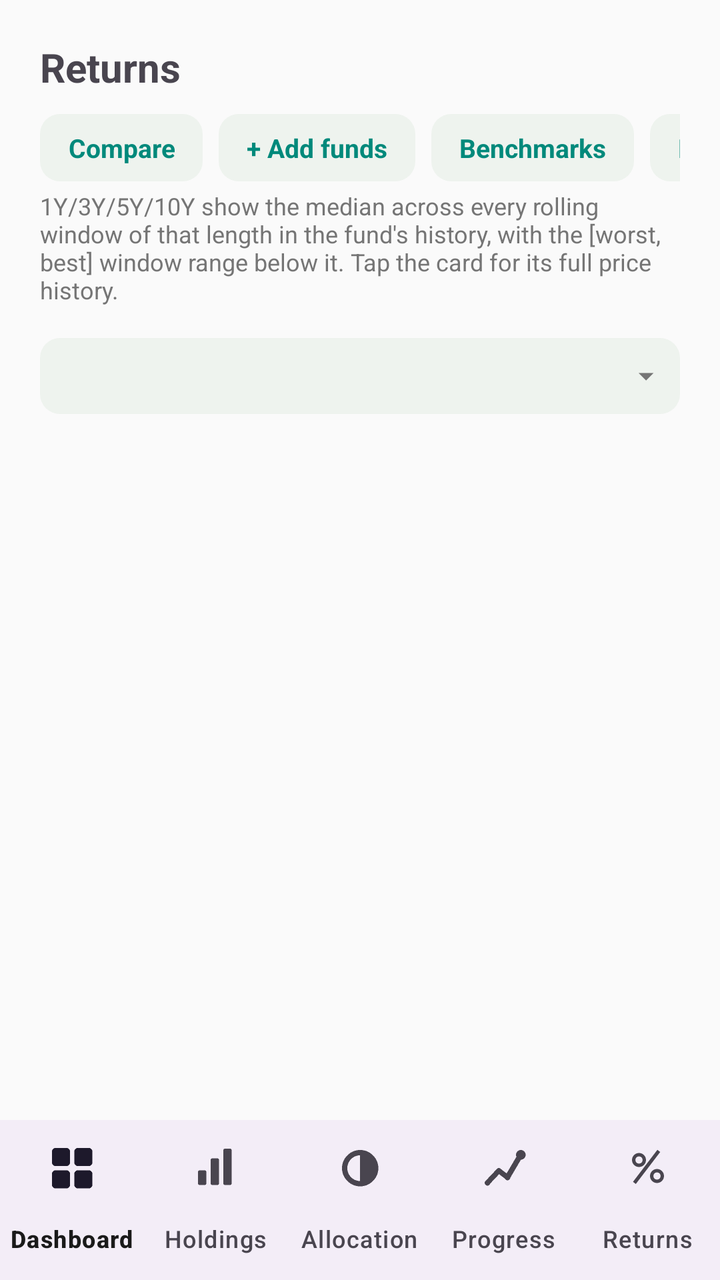
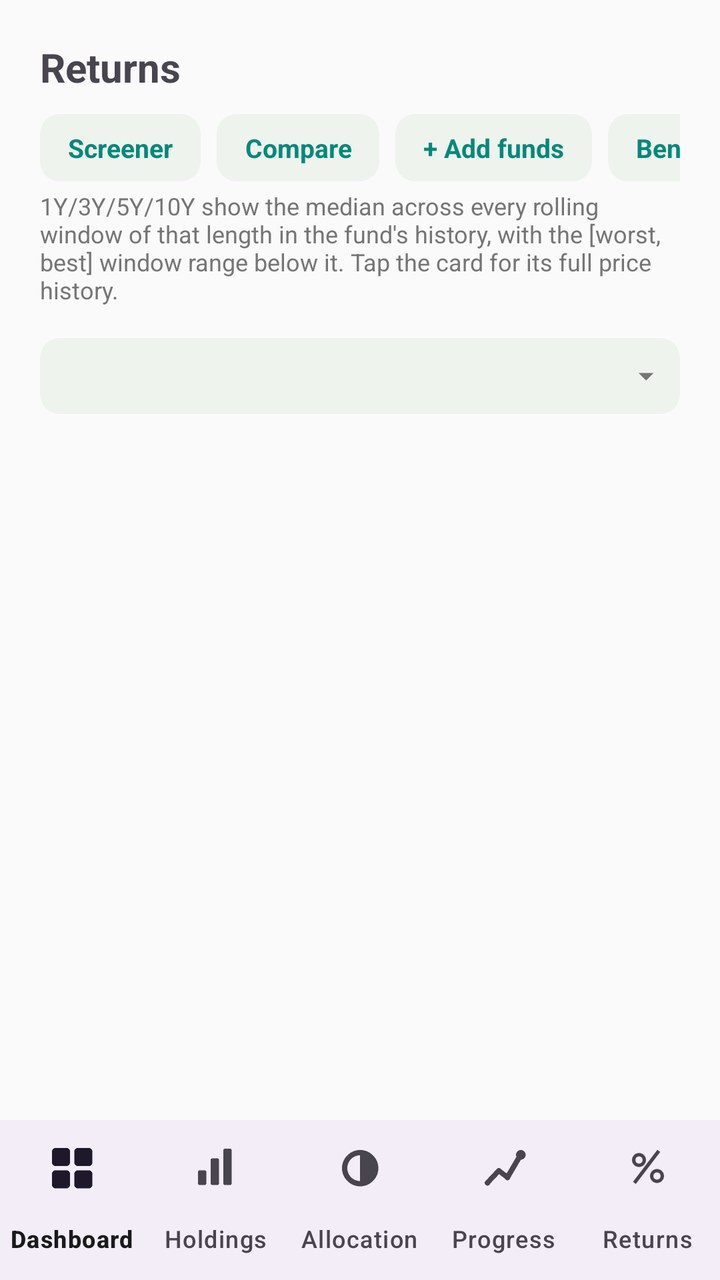

Before-and-after screenshots of an Android layout around one commit, followed by the original layout XML and the change that was made.
<!-- AndroidManifest.xml: application theme Theme.PersonalPortfolio -->
<!-- res/layout/activity_returns.xml -->
<?xml version="1.0" encoding="utf-8"?>
<LinearLayout xmlns:android="http://schemas.android.com/apk/res/android"
    xmlns:app="http://schemas.android.com/apk/res-auto"
    android:layout_width="match_parent"
    android:layout_height="match_parent"
    android:orientation="vertical">
    <LinearLayout
        android:layout_width="match_parent"
        android:layout_height="0dp"
        android:layout_weight="1"
        android:orientation="vertical"
        android:padding="20dp">


    <TextView
        android:layout_width="match_parent"
        android:layout_height="wrap_content"
        android:text="Returns"
        android:textSize="20sp"
        android:textStyle="bold" />

    <HorizontalScrollView
        android:layout_width="match_parent"
        android:layout_height="wrap_content"
        android:layout_marginTop="10dp"
        android:scrollbars="none">

        <LinearLayout
            android:layout_width="wrap_content"
            android:layout_height="wrap_content"
            android:gravity="center_vertical"
            android:orientation="horizontal">

            <TextView
                android:id="@+id/returnsCompareButton"
                style="@style/ActionChip"
                android:layout_width="wrap_content"
                android:layout_marginEnd="8dp"
                android:text="Compare" />

            <TextView
                android:id="@+id/returnsManageAdditionalFundsButton"
                style="@style/ActionChip"
                android:layout_width="wrap_content"
                android:layout_marginEnd="8dp"
                android:text="+ Add funds" />

            <TextView
                android:id="@+id/returnsManageBenchmarksButton"
                style="@style/ActionChip"
                android:layout_width="wrap_content"
                android:layout_marginEnd="8dp"
                android:text="Benchmarks" />

            <TextView
                android:id="@+id/returnsManageNamesButton"
                style="@style/ActionChip"
                android:layout_width="wrap_content"
                android:text="Names" />
        </LinearLayout>
    </HorizontalScrollView>

    <TextView
        android:layout_width="match_parent"
        android:layout_height="wrap_content"
        android:layout_marginTop="4dp"
        android:textSize="12sp"
        android:textColor="@color/colorNeutral"
        android:text="1Y/3Y/5Y/10Y show the median across every rolling window of that length in the fund's history, with the [worst, best] window range below it. Tap the card for its full price history." />

    
    <TextView
        android:id="@+id/returnsPickerTab"
        style="@style/ProgressionDropdownTab"
        android:layout_width="match_parent"
        android:layout_marginTop="16dp" />

    <TextView
        android:id="@+id/returnsEmptyState"
        android:layout_width="match_parent"
        android:layout_height="wrap_content"
        android:layout_marginTop="24dp"
        android:textSize="14sp"
        android:textColor="@color/colorNeutral"
        android:visibility="gone" />

    <androidx.core.widget.NestedScrollView
        android:layout_width="match_parent"
        android:layout_height="0dp"
        android:layout_weight="1"
        android:layout_marginTop="16dp"
        android:fillViewport="true">

        <FrameLayout
            android:id="@+id/returnsCardContainer"
            android:layout_width="match_parent"
            android:layout_height="wrap_content" />

    </androidx.core.widget.NestedScrollView>

    </LinearLayout>

    <com.google.android.material.bottomnavigation.BottomNavigationView
        android:id="@+id/bottomNav"
        android:layout_width="match_parent"
        android:layout_height="wrap_content"
        app:menu="@menu/bottom_nav_menu"
        app:labelVisibilityMode="labeled" />

</LinearLayout>
<!-- resources referenced by this layout -->
<resources>
  <color name="colorNeutral">#757575</color>
  <style name="ActionChip">
          <item name="android:layout_height">wrap_content</item>
          <item name="android:paddingStart">14dp</item>
          <item name="android:paddingEnd">14dp</item>
          <item name="android:paddingTop">8dp</item>
          <item name="android:paddingBottom">8dp</item>
          <item name="android:background">@drawable/dropdown_tab_background</item>
          <item name="android:textSize">13sp</item>
          <item name="android:textStyle">bold</item>
          <item name="android:textColor">@color/colorSecondary</item>
          <item name="android:gravity">center</item>
          <item name="android:clickable">true</item>
          <item name="android:focusable">true</item>
      </style>
  <style name="ProgressionDropdownTab">
          <item name="android:layout_height">wrap_content</item>
          <item name="android:paddingStart">12dp</item>
          <item name="android:paddingEnd">8dp</item>
          <item name="android:paddingTop">10dp</item>
          <item name="android:paddingBottom">10dp</item>
          <item name="android:background">@drawable/dropdown_tab_background</item>
          <item name="android:textSize">13sp</item>
          <item name="android:textColor">@color/colorOnSurface</item>
          <item name="android:singleLine">true</item>
          <item name="android:ellipsize">end</item>
          <item name="android:drawableEnd">@drawable/ic_dropdown_caret</item>
          <item name="android:drawablePadding">4dp</item>
          <item name="android:gravity">center_vertical</item>
          <item name="android:clickable">true</item>
          <item name="android:focusable">true</item>
      </style>
  <style name="Theme.PersonalPortfolio" parent="Theme.Material3.DayNight.NoActionBar">
          <item name="colorPrimary">@color/colorPrimary</item>
          <item name="colorPrimaryVariant">@color/colorPrimaryVariant</item>
          <item name="colorOnPrimary">@color/colorOnPrimary</item>
  
          <item name="colorSecondary">@color/colorSecondary</item>
          <item name="colorOnSecondary">@color/colorOnSecondary</item>
  
          <item name="android:colorBackground">@color/colorBackground</item>
          <item name="colorOnBackground">@color/colorOnBackground</item>
  
          <item name="colorSurface">@color/colorSurface</item>
          <item name="colorOnSurface">@color/colorOnSurface</item>
  
          <item name="android:statusBarColor">@color/colorPrimaryVariant</item>
      </style>
  <!-- drawable dropdown_tab_background (drawable) -->
  <?xml version="1.0" encoding="utf-8"?>
  <shape xmlns:android="http://schemas.android.com/apk/res/android"
      android:shape="rectangle">
      <solid android:color="@color/colorSurfaceVariant" />
      <corners android:radius="10dp" />
  </shape>
  <color name="colorSecondary">#00897B</color>
  <color name="colorOnSurface">#1A1A1A</color>
  <!-- drawable ic_dropdown_caret (drawable) -->
  <vector xmlns:android="http://schemas.android.com/apk/res/android"
      android:width="18dp"
      android:height="18dp"
      android:viewportWidth="24"
      android:viewportHeight="24">
      <path
          android:fillColor="#757575"
          android:pathData="M7,10l5,5 5,-5z" />
  </vector>
  <color name="colorPrimary">#1B5E20</color>
  <color name="colorPrimaryVariant">#0D3B12</color>
  <color name="colorOnPrimary">#FFFFFF</color>
  <color name="colorOnSecondary">#FFFFFF</color>
  <color name="colorBackground">#FAFAFA</color>
  <color name="colorOnBackground">#1A1A1A</color>
  <color name="colorSurface">#FFFFFF</color>
  <color name="colorSurfaceVariant">#EEF3EE</color>
</resources>

<!-- the commit's change to res/layout/activity_returns.xml (unified diff, before → after) -->
@@ -30,6 +30,13 @@
             android:layout_height="wrap_content"
             android:gravity="center_vertical"
             android:orientation="horizontal">
+
+            <TextView
+                android:id="@+id/returnsScreenerButton"
+                style="@style/ActionChip"
+                android:layout_width="wrap_content"
+                android:layout_marginEnd="8dp"
+                android:text="Screener" />
 
             <TextView
                 android:id="@+id/returnsCompareButton"
